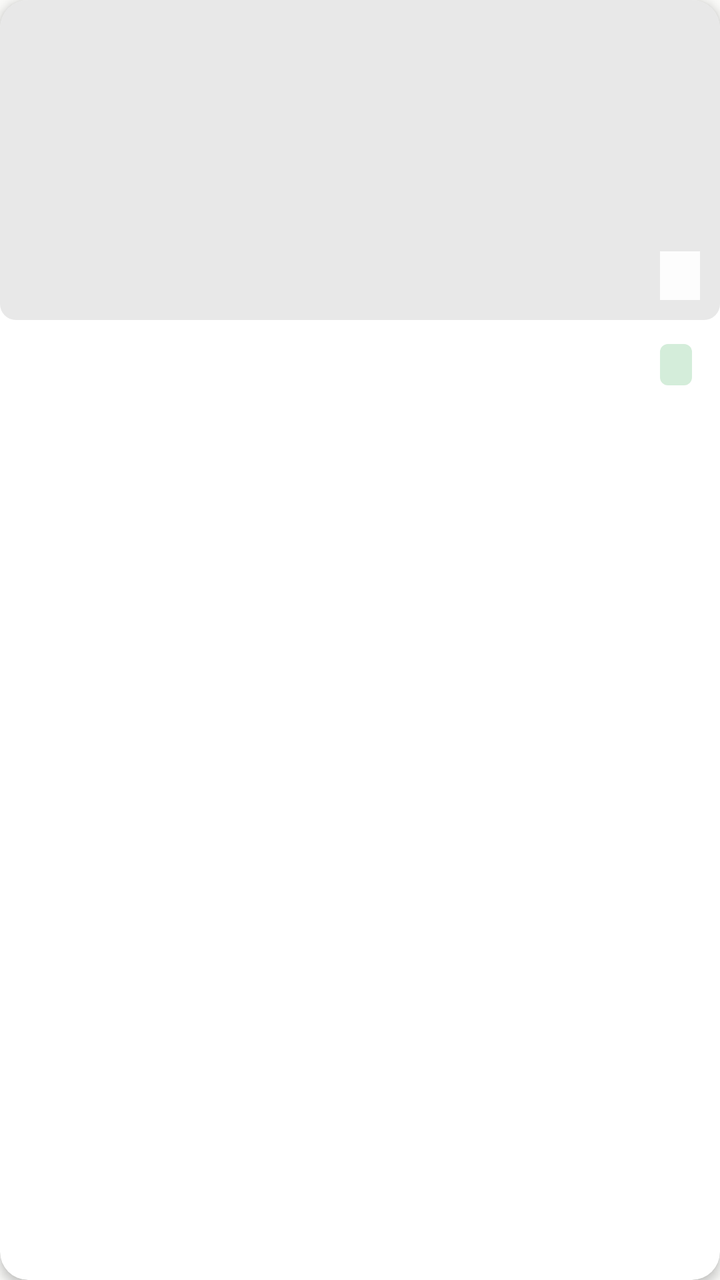
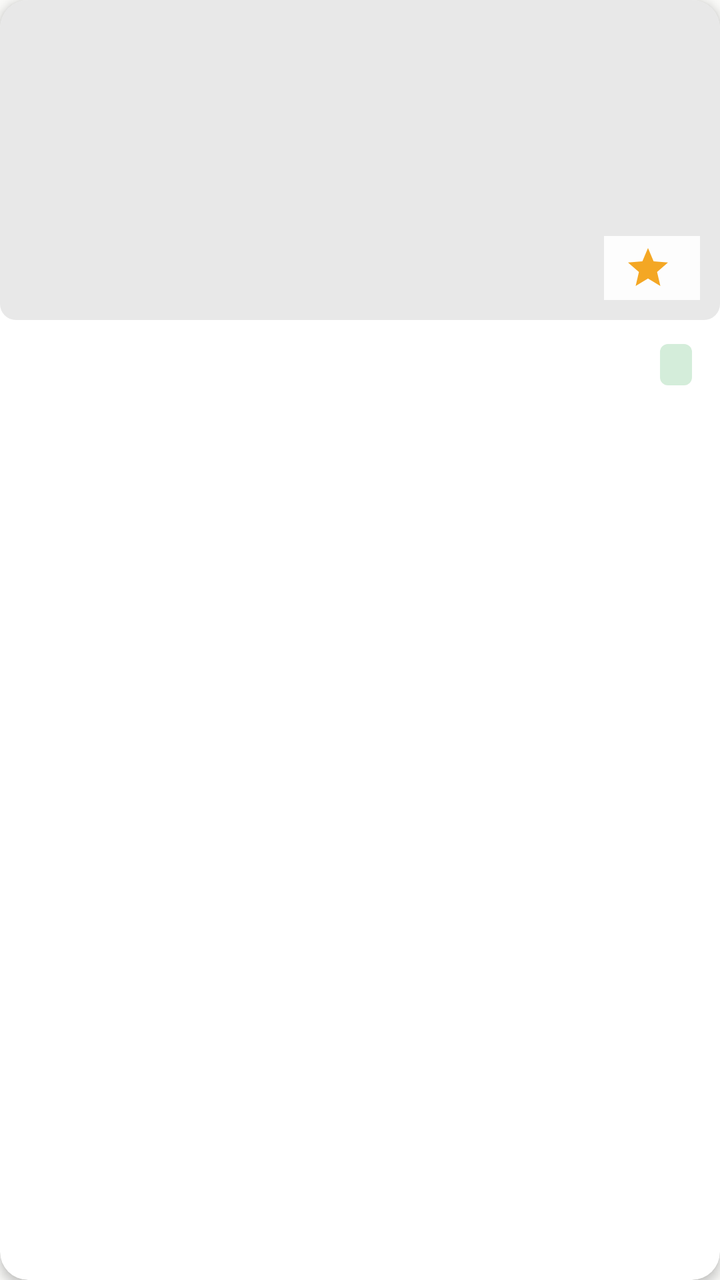

The first picture is an Android layout as it rendered before a commit; the second is the same layout after the commit. The layout source and the unified diff follow.
<!-- AndroidManifest.xml: application theme Theme.KapwaDVO -->
<!-- res/layout/item_highlight_listing.xml -->
<?xml version="1.0" encoding="utf-8"?>
<androidx.cardview.widget.CardView xmlns:android="http://schemas.android.com/apk/res/android"
    xmlns:app="http://schemas.android.com/apk/res-auto"
    android:layout_width="match_parent"
    android:layout_height="wrap_content"
    android:layout_marginHorizontal="16dp"
    android:layout_marginVertical="6dp"
    app:cardCornerRadius="14dp"
    app:cardElevation="3dp"
    app:cardBackgroundColor="@color/surface">

    <androidx.constraintlayout.widget.ConstraintLayout
        android:layout_width="match_parent"
        android:layout_height="wrap_content">

        
        <FrameLayout
            android:id="@+id/flHighlightPhoto"
            android:layout_width="0dp"
            android:layout_height="160dp"
            android:background="@drawable/bg_photo_placeholder"
            app:layout_constraintTop_toTopOf="parent"
            app:layout_constraintStart_toStartOf="parent"
            app:layout_constraintEnd_toEndOf="parent">

            <ImageView
                android:id="@+id/ivHighlightPhoto"
                android:layout_width="match_parent"
                android:layout_height="match_parent"
                android:scaleType="centerCrop"
                android:visibility="gone" />

            <TextView
                android:id="@+id/tvHighlightPhotoLabel"
                android:layout_width="wrap_content"
                android:layout_height="wrap_content"
                android:layout_gravity="center"
                android:textColor="@color/placeholder_text"
                android:textSize="13sp" />
        </FrameLayout>

        
        <TextView
            android:id="@+id/tvHighlightRating"
            android:layout_width="wrap_content"
            android:layout_height="wrap_content"
            android:textSize="12sp"
            android:textStyle="bold"
            android:textColor="@color/text_primary"
            android:background="#E6FFFFFF"
            android:paddingHorizontal="10dp"
            android:paddingVertical="4dp"
            android:layout_marginEnd="10dp"
            android:layout_marginBottom="10dp"
            app:layout_constraintEnd_toEndOf="parent"
            app:layout_constraintBottom_toBottomOf="@id/flHighlightPhoto" />

        
        <TextView
            android:id="@+id/tvHighlightName"
            android:layout_width="0dp"
            android:layout_height="wrap_content"
            android:textSize="16sp"
            android:textStyle="bold"
            android:textColor="@color/text_primary"
            android:layout_marginTop="12dp"
            android:layout_marginHorizontal="14dp"
            app:layout_constraintTop_toBottomOf="@id/flHighlightPhoto"
            app:layout_constraintStart_toStartOf="parent"
            app:layout_constraintEnd_toStartOf="@id/tvHighlightCategory" />

        <TextView
            android:id="@+id/tvHighlightCategory"
            android:layout_width="wrap_content"
            android:layout_height="wrap_content"
            android:textSize="11sp"
            android:textColor="@color/primary"
            android:paddingHorizontal="8dp"
            android:paddingVertical="3dp"
            android:layout_marginTop="12dp"
            android:layout_marginEnd="14dp"
            android:background="@drawable/bg_badge_approved"
            app:layout_constraintTop_toBottomOf="@id/flHighlightPhoto"
            app:layout_constraintEnd_toEndOf="parent" />

        <TextView
            android:id="@+id/tvHighlightOwnerName"
            android:layout_width="0dp"
            android:layout_height="wrap_content"
            android:textSize="12sp"
            android:textColor="@color/text_secondary"
            android:layout_marginTop="2dp"
            android:layout_marginHorizontal="14dp"
            android:visibility="gone"
            app:layout_constraintTop_toBottomOf="@id/tvHighlightName"
            app:layout_constraintStart_toStartOf="parent"
            app:layout_constraintEnd_toEndOf="parent" />

        <TextView
            android:id="@+id/tvHighlightDescription"
            android:layout_width="0dp"
            android:layout_height="wrap_content"
            android:textSize="13sp"
            android:textColor="@color/text_secondary"
            android:maxLines="2"
            android:ellipsize="end"
            android:layout_marginTop="4dp"
            android:layout_marginHorizontal="14dp"
            android:layout_marginBottom="14dp"
            app:layout_constraintTop_toBottomOf="@id/tvHighlightOwnerName"
            app:layout_constraintStart_toStartOf="parent"
            app:layout_constraintEnd_toEndOf="parent"
            app:layout_constraintBottom_toBottomOf="parent" />

    </androidx.constraintlayout.widget.ConstraintLayout>

</androidx.cardview.widget.CardView>
<!-- resources referenced by this layout -->
<resources>
  <color name="placeholder_text">#9E9E9E</color>
  <color name="primary">#1A6B4A</color>
  <color name="surface">#FFFFFF</color>
  <color name="text_primary">#1A1A1A</color>
  <color name="text_secondary">#6B6B6B</color>
  <!-- drawable bg_badge_approved (drawable) -->
  <?xml version="1.0" encoding="utf-8"?>
  <shape xmlns:android="http://schemas.android.com/apk/res/android"
      android:shape="rectangle">
      <solid android:color="@color/approved_bg" />
      <corners android:radius="4dp" />
  </shape>
  <!-- drawable bg_photo_placeholder (drawable) -->
  <?xml version="1.0" encoding="utf-8"?>
  <shape xmlns:android="http://schemas.android.com/apk/res/android"
      android:shape="rectangle">
      <solid android:color="@color/placeholder_bg" />
      <corners android:radius="8dp" />
  </shape>
  <style name="Theme.KapwaDVO" parent="Base.Theme.KapwaDVO">
          <item name="android:windowLightStatusBar">true</item>
      </style>
  <color name="approved_bg">#D4EDDA</color>
  <color name="placeholder_bg">#E8E8E8</color>
  <style name="Base.Theme.KapwaDVO" parent="Theme.Material3.Light.NoActionBar">
          <item name="colorPrimary">@color/primary</item>
          <item name="colorPrimaryDark">@color/primary_dark</item>
          <item name="colorAccent">@color/accent</item>
          <item name="android:colorBackground">@color/background</item>
          <item name="colorSurface">@color/surface</item>
          <item name="colorOnPrimary">@color/white</item>
          <item name="android:statusBarColor">@color/primary</item>
          <item name="android:navigationBarColor">@color/surface</item>
      </style>
  <color name="primary_dark">#0F4530</color>
  <color name="accent">#F4A724</color>
  <color name="background">#FAFAF8</color>
  <color name="white">#FFFFFF</color>
</resources>

<!-- the commit's change to res/layout/item_highlight_listing.xml (unified diff, before → after) -->
@@ -47,6 +47,9 @@
             android:textSize="12sp"
             android:textStyle="bold"
             android:textColor="@color/text_primary"
+            android:drawableStart="@drawable/ic_star_filled"
+            android:drawablePadding="4dp"
+            app:drawableTint="@color/accent"
             android:background="#E6FFFFFF"
             android:paddingHorizontal="10dp"
             android:paddingVertical="4dp"
<!-- resource entries referenced after the edit -->
@@ -19,6 +19,17 @@
       <solid android:color="@color/placeholder_bg" />
       <corners android:radius="8dp" />
   </shape>
+  <!-- drawable ic_star_filled (drawable) -->
+  <vector xmlns:android="http://schemas.android.com/apk/res/android"
+      android:width="24dp"
+      android:height="24dp"
+      android:viewportWidth="24"
+      android:viewportHeight="24"
+      android:tint="?attr/colorControlNormal">
+    <path
+        android:fillColor="@android:color/white"
+        android:pathData="M12,17.27L18.18,21l-1.64,-7.03L22,9.24l-7.19,-.61L12,2 9.19,8.63 2,9.24l5.46,4.73L5.82,21z"/>
+  </vector>
   <style name="Theme.KapwaDVO" parent="Base.Theme.KapwaDVO">
           <item name="android:windowLightStatusBar">true</item>
       </style>
